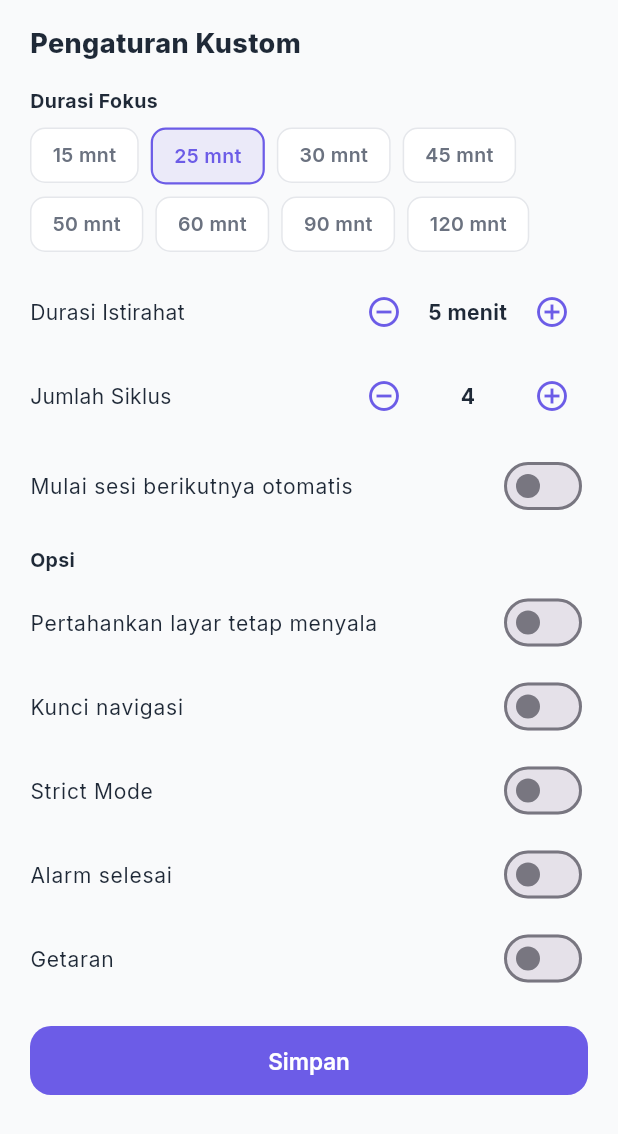
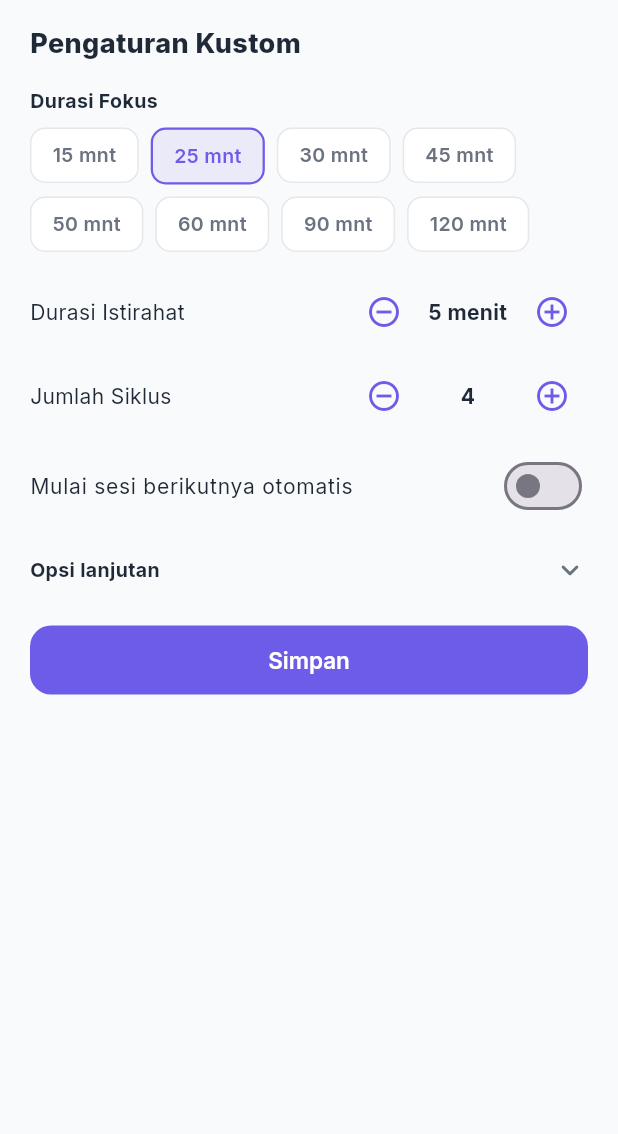
Before and after one commit to Frhannnnn/Todo-list-aplication-beta-, a Flutter app: the _FocusCustomSheet widget shown alone on an empty page, opened directly, on a phone screen of 412 x 824 dp. Shown: the top 1134 px of the screen. Run offline on Flutter 3.47's test engine with Material 3 defaults, Android fonts, the phone set to English and light mode, and no system bars; our stand-ins replace file_picker, flutter_local_notifications, google_fonts, share_plus, shared_preferences, timezone and 2 more; accounts and stored records are empty.

Commit message:
refactor(focus): lipat opsi lanjutan di Custom sheet (default tertutup)

```diff
--- a/lib/screens/focus/focus_custom_sheet.dart
+++ b/lib/screens/focus/focus_custom_sheet.dart
@@ -37,6 +37,7 @@ class _FocusCustomSheetState extends State<_FocusCustomSheet> {
   bool _strictMode = false;
   bool _alarm = false;
   bool _vibrate = false;
+  bool _showAdvanced = false;
 
   @override
   Widget build(BuildContext context) {
@@ -106,9 +107,25 @@ class _FocusCustomSheetState extends State<_FocusCustomSheet> {
             const SizedBox(height: 8),
             _toggle('Mulai sesi berikutnya otomatis', _auto,
                 (v) => _auto = v),
-            const SizedBox(height: 12),
-            const Text('Opsi', style: _label),
-            const SizedBox(height: 4),
+            const SizedBox(height: 8),
+            InkWell(
+              onTap: () => setState(() => _showAdvanced = !_showAdvanced),
+              borderRadius: BorderRadius.circular(8),
+              child: Padding(
+                padding: const EdgeInsets.symmetric(vertical: 8),
+                child: Row(
+                  children: [
+                    const Expanded(child: Text('Opsi lanjutan', style: _label)),
+                    Icon(
+                        _showAdvanced
+                            ? Icons.expand_less_rounded
+                            : Icons.expand_more_rounded,
+                        color: AppTheme.textSecondary),
+                  ],
+                ),
+              ),
+            ),
+            if (_showAdvanced) ...[
               _toggle('Pertahankan layar tetap menyala', _keepScreenOn,
                   (v) => _keepScreenOn = v),
               _toggle('Kunci navigasi', _lockNavigation,
@@ -116,6 +133,7 @@ class _FocusCustomSheetState extends State<_FocusCustomSheet> {
               _toggle('Strict Mode', _strictMode, (v) => _strictMode = v),
               _toggle('Alarm selesai', _alarm, (v) => _alarm = v),
               _toggle('Getaran', _vibrate, (v) => _vibrate = v),
+            ],
             const SizedBox(height: 16),
             SizedBox(
               width: double.infinity,
```
Lines whose indentation alone changed are shown as unchanged.
